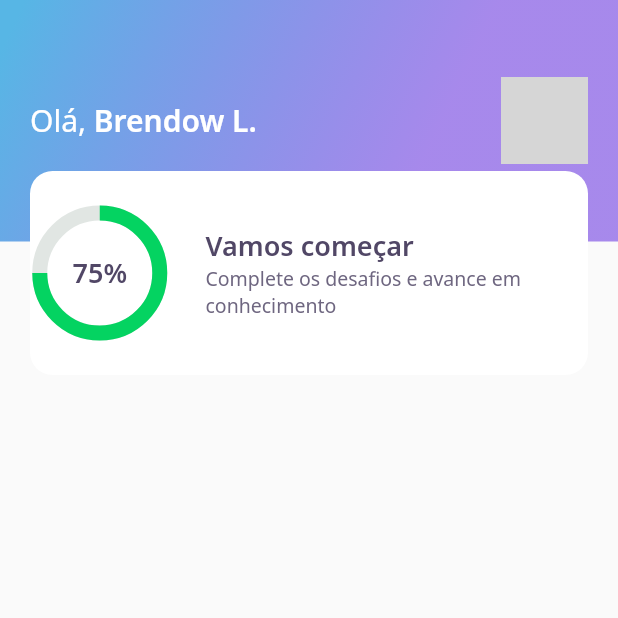
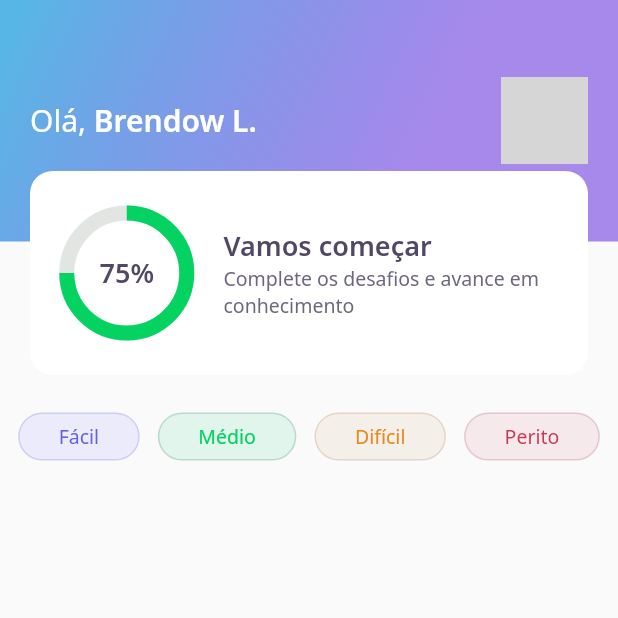
Before and after one commit to BrendowLincoln/dev_quiz, a Flutter app: the screen it shows after launch, on a phone screen of 412 x 824 dp, the top half of it. Run offline on Flutter 3.47's test engine with Material 2 defaults, Android fonts, the light colour scheme and no system bars; our stand-ins replace google_fonts; network calls fail; grey boxes are pictures that could not be loaded.

Commit message:
Aula 2 - Level Button

```diff
--- a/lib/app/home/home_page.dart
+++ b/lib/app/home/home_page.dart
@@ -1,4 +1,5 @@
-import 'package:dev_quiz/app/home/widgets/appbar/app_bar_widget.dart';
+import 'package:dev_quiz/app/home/widgets/app_bar/app_bar_widget.dart';
+import 'package:dev_quiz/app/home/widgets/level_button/level_button_widget.dart';
 import 'package:flutter/material.dart';
 
 class HomePage extends StatefulWidget {
@@ -13,6 +14,18 @@
   Widget build(BuildContext context) {
     return Scaffold(
       appBar: AppBarWidget(),
+      body: Padding(
+        padding: const EdgeInsets.symmetric(vertical: 25.0),
+        child: Row(
+          mainAxisAlignment: MainAxisAlignment.spaceEvenly,
+          children: [
+            LevelButtonWidget(label: "Fácil",),
+            LevelButtonWidget(label: "Médio",),
+            LevelButtonWidget(label: "Difícil",),
+            LevelButtonWidget(label: "Perito",),
+          ],
+        ),
+      ),
     );
   }
 }
--- /dev/null
+++ b/lib/app/home/widgets/level_button/level_button_widget.dart
@@ -0,0 +1,62 @@
+import 'package:dev_quiz/core/app_colors.dart';
+import 'package:flutter/material.dart';
+import 'package:google_fonts/google_fonts.dart';
+
+class LevelButtonWidget extends StatelessWidget {
+  final String label;
+
+  LevelButtonWidget({Key? key, required this.label,}) : assert(['Fácil', 'Médio', 'Difícil', 'Perito'].contains(label)), super(key: key);
+
+
+  final config = {
+    "Fácil": {
+      "color": AppColors.levelButtonFacil,
+      "borderColor": AppColors.levelButtonBorderFacil,
+      "fontColor": AppColors.levelButtonTextFacil,
+    },
+    "Médio": {
+      "color": AppColors.levelButtonMedio,
+      "borderColor": AppColors.levelButtonBorderMedio,
+      "fontColor": AppColors.levelButtonTextMedio,
+    },
+    "Difícil": {
+      "color": AppColors.levelButtonDificil,
+      "borderColor": AppColors.levelButtonBorderDificil,
+      "fontColor": AppColors.levelButtonTextDificil,
+    },
+    "Perito": {
+      "color": AppColors.levelButtonPerito,
+      "borderColor": AppColors.levelButtonBorderPerito,
+      "fontColor": AppColors.levelButtonTextPerito,
+    },
+  };
+
+
+  Color get color => config[label]!['color']!;
+  Color get borderColor => config[label]!['borderColor']!;
+  Color get fontColor => config[label]!['fontColor']!;
+
+
+  @override
+  Widget build(BuildContext context) {
+    return GestureDetector(
+      child: Container(
+        decoration: BoxDecoration(
+          color: color,
+          border: Border.fromBorderSide(
+            BorderSide(color: borderColor),
+          ),
+          borderRadius: BorderRadius.circular(28),
+        ),
+        child: Padding(
+          padding: const EdgeInsets.symmetric(horizontal: 26.0, vertical: 6.0),
+          child: Text(
+            label,
+            style: GoogleFonts.notoSans(color: fontColor, fontSize: 13,),
+          ),
+        ),
+      ),
+      onTap: (){},
+    );
+  }
+}
--- a/lib/app/home/widgets/score_card/score_card_widget.dart
+++ b/lib/app/home/widgets/score_card/score_card_widget.dart
@@ -12,6 +12,8 @@
         decoration: BoxDecoration(
             color: AppColors.white, borderRadius: BorderRadius.circular(15)),
         height: 136,
+        child: Padding(
+          padding: const EdgeInsets.symmetric(horizontal: 24.0),
           child: Row(
             crossAxisAlignment: CrossAxisAlignment.center,
             children: [
@@ -42,6 +44,7 @@
             ],
           ),
         ),
+      ),
     );
   }
 }
```
Also changed, not shown: lib/app/home/widgets/app_bar/app_bar_widget.dart (renamed from lib/app/home/widgets/appbar/app_bar_widget.dart). Lines whose indentation alone changed are shown as unchanged.
